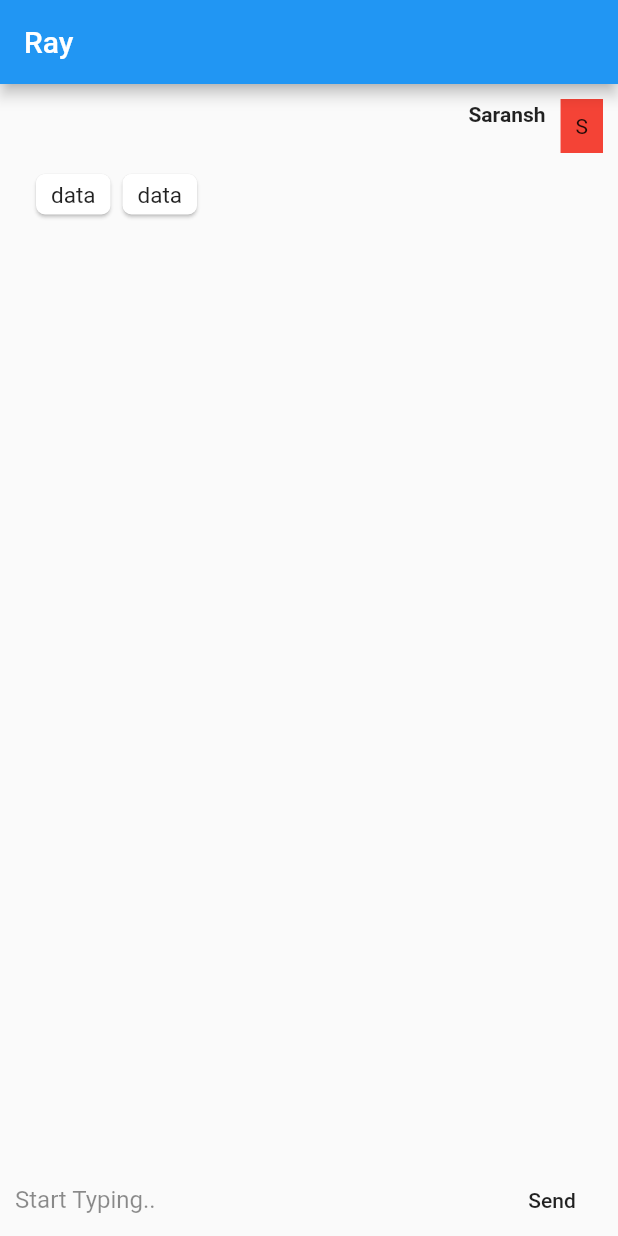
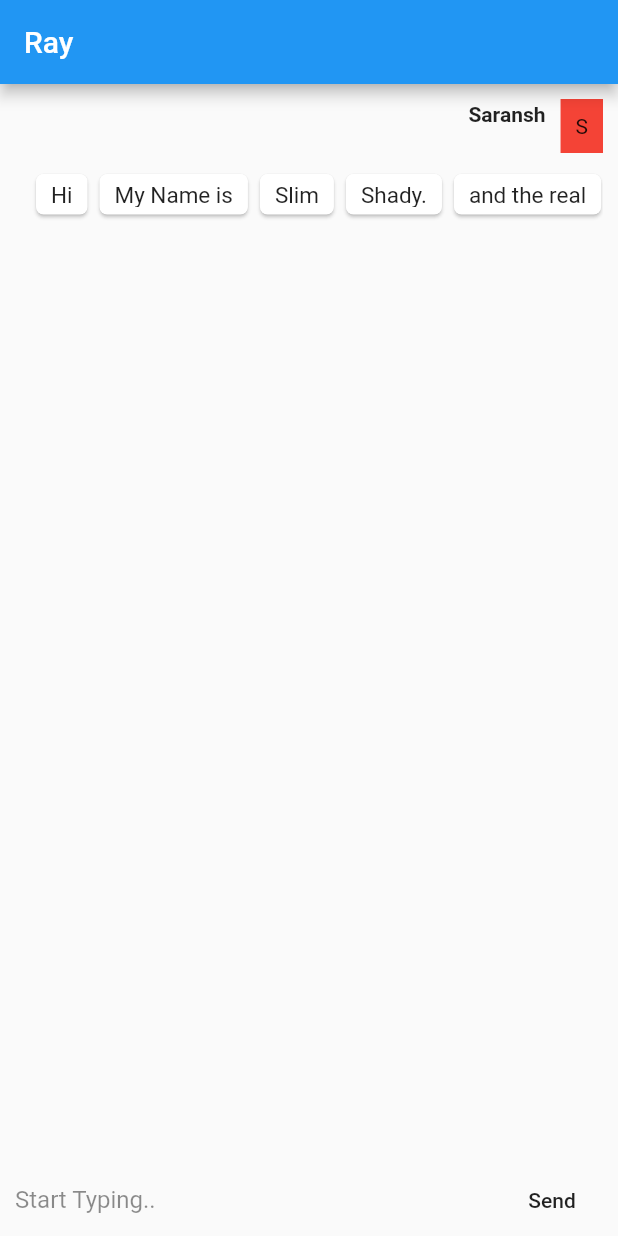
Before and after one commit to saranshgupta1995/Ray---chat, a Flutter app: the screen it shows after launch, after a tap on "Send", on a phone screen of 412 x 824 dp. Run offline on Flutter 3.47's test engine with Material 2 defaults, Android fonts, the phone set to English and light mode, and no system bars.

Commit message:
added onclick on options

```diff
--- a/lib/components/chat-component.dart
+++ b/lib/components/chat-component.dart
@@ -26,7 +26,7 @@ class _ChatWindowState extends State<ChatWindow> {
               return TicketMessage(data: widget.chatData[i]);
               break;
             case 'option':
-              return OptionMessage(data: widget.chatData[i]);
+              return OptionMessage(data: widget.chatData[i],onOptionClick: widget.onOptionClick);
               break;
             default:
           }
@@ -38,8 +38,9 @@ class _ChatWindowState extends State<ChatWindow> {
 
 class ChatWindow extends StatefulWidget {
   final chatData;
+  final onOptionClick;
 
-  const ChatWindow({Key key, this.chatData}) : super(key: key);
+  const ChatWindow({Key key, this.chatData, this.onOptionClick}) : super(key: key);
 
   @override
   _ChatWindowState createState() => _ChatWindowState();
--- a/lib/components/option-list.dart
+++ b/lib/components/option-list.dart
@@ -7,16 +7,19 @@ class _OptionMessageState extends State<OptionMessage> {
       child: ListView(
         scrollDirection: Axis.horizontal,
         padding: EdgeInsets.fromLTRB(10, 0, 10, 0),
-          children: List.generate(2, (i) {
-            return Card(
+        children: List.generate(widget.data['options'].length, (i) {
+          return InkWell(
+            onTap: ()=>widget.onOptionClick(widget.data['options'][i]),
+            child: Card(
               shape: RoundedRectangleBorder(
-                borderRadius: new BorderRadius.circular(6)
-              ),
+                  borderRadius: new BorderRadius.circular(5)),
               child: Container(
                 padding: EdgeInsets.symmetric(vertical: 5, horizontal: 10),
-                child: Text('data', style: TextStyle(
-                  fontSize: 15
-                ),),
+                child: Text(
+                  widget.data['options'][i],
+                  style: TextStyle(fontSize: 15),
+                ),
+              ),
             ),
           );
         }),
@@ -27,8 +30,10 @@ class _OptionMessageState extends State<OptionMessage> {
 
 class OptionMessage extends StatefulWidget {
   final data;
+  final onOptionClick;
 
-  const OptionMessage({Key key, this.data}) : super(key: key);
+  const OptionMessage({Key key, this.data, this.onOptionClick})
+      : super(key: key);
 
   @override
   _OptionMessageState createState() => _OptionMessageState();
--- a/lib/main.dart
+++ b/lib/main.dart
@@ -45,9 +45,22 @@ class _MyHomePageState extends State<MyHomePage> {
   onSendToBot(e) {
     getResponse().then((x) {
       setState(() {
-        widget.chatData
-            .add({'n': 'R', 'message': e, 'type': 'option', 'name': 'Ray Bot'});
-            isBotTyping = false;
+        widget.chatData.add({
+          'n': 'R',
+          'options': [
+            'Hi',
+            'My Name is',
+            'Slim',
+            'Shady.',
+            'and the real',
+            'slim',
+            'shady',
+            'will stand up.'
+          ],
+          'type': 'option',
+          'name': 'Ray Bot'
+        });
+        isBotTyping = false;
       });
     });
 
@@ -57,6 +70,10 @@ class _MyHomePageState extends State<MyHomePage> {
 
       isBotTyping = true;
     });
+  }
+
+  onOptionClick(x) {
+    print(x);
   }
 
   @override
@@ -70,6 +87,7 @@ class _MyHomePageState extends State<MyHomePage> {
           children: <Widget>[
             ChatWindow(
               chatData: widget.chatData,
+              onOptionClick: onOptionClick,
             ),
             UserInputPanel(
               textColor: Colors.black87,
```
Lines whose indentation alone changed are shown as unchanged.
